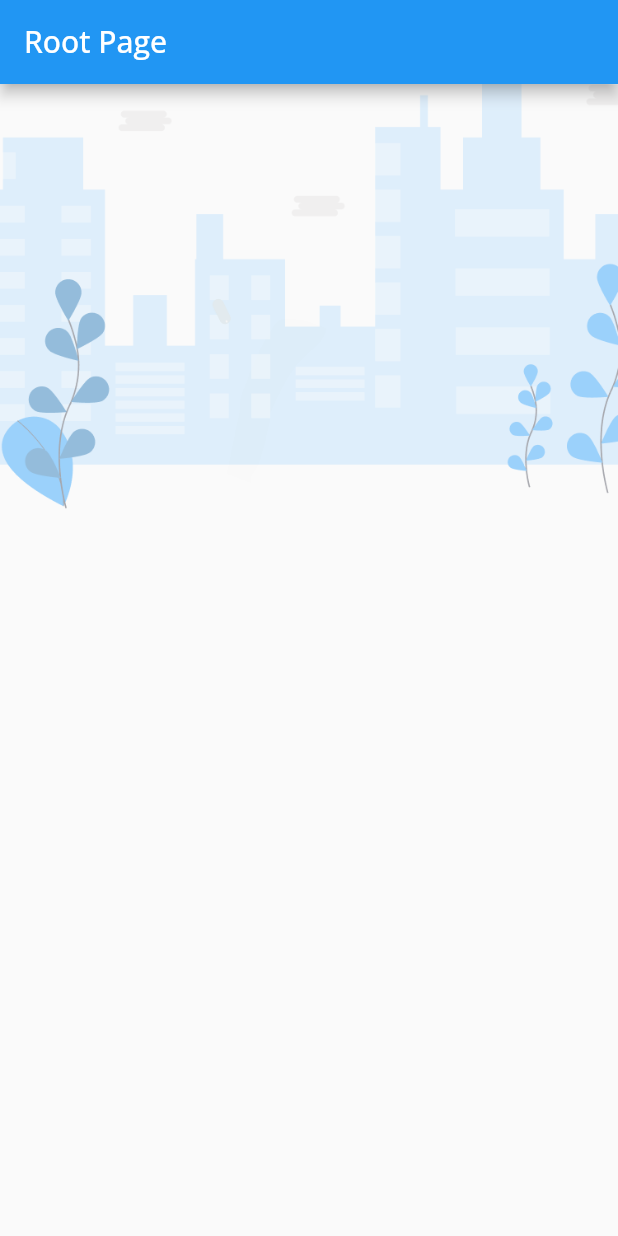
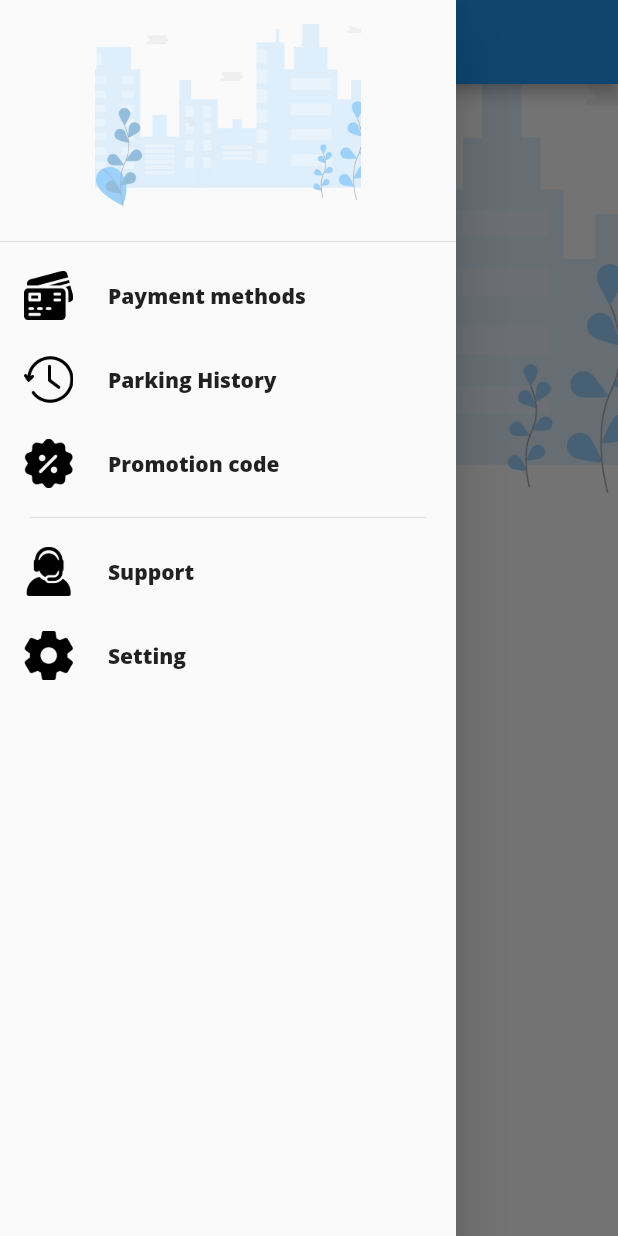
Before and after one commit to CNDvn/ParkingApp-Mobile, a Flutter app: the screen it shows after launch, with the side drawer open (before the commit the screen has no drawer), on a phone screen of 412 x 824 dp. Run offline on Flutter 3.47's test engine with Material 2 defaults, Android fonts, the phone set to English and light mode, and no system bars.

Commit message:
done UI menu drawer

```diff
--- a/lib/constants/assets_path.dart
+++ b/lib/constants/assets_path.dart
@@ -1,4 +1,9 @@
 class AssetPath {
   static const String prePath = "assets/images";
   static const String posterCity = '$prePath/city.png';
+  static const String promotions = '$prePath/promotions.png';
+  static const String creditCardPayment = '$prePath/creditCardPayment.png';
+  static const String history = '$prePath/history.png';
+  static const String customerService = '$prePath/customerService.png';
+  static const String setting = '$prePath/settings.png';
 }
--- a/lib/view/rootPage/root_page.dart
+++ b/lib/view/rootPage/root_page.dart
@@ -1,5 +1,6 @@
 import 'package:flutter/material.dart';
 import 'package:parkingappmobile/constants/assets_path.dart';
+import 'package:parkingappmobile/widgets/drawer/drawer.dart';
 
 class RootPage extends StatelessWidget {
   const RootPage({Key? key}) : super(key: key);
@@ -13,6 +14,7 @@ class RootPage extends StatelessWidget {
       body: Column(
         children: [Image.asset(AssetPath.posterCity)],
       ),
+      drawer: const DrawerDefault(),
     );
   }
 }
--- /dev/null
+++ b/lib/widgets/Drawer/drawer.dart
@@ -0,0 +1,101 @@
+import 'package:flutter/material.dart';
+import 'package:parkingappmobile/constants/assets_path.dart';
+
+class DrawerDefault extends StatelessWidget {
+  const DrawerDefault({Key? key}) : super(key: key);
+
+  @override
+  Widget build(BuildContext context) {
+    Size size = MediaQuery.of(context).size;
+    double sizeImage = size.width * 0.08;
+    return Drawer(
+        child: ListView(
+      children: [
+        DrawerHeader(
+          child: ClipRRect(
+            borderRadius: BorderRadius.circular(150 / 2),
+            child: Image.asset(
+              AssetPath.posterCity,
+              width: 100,
+              height: 100,
+            ),
+          ),
+        ),
+        ListTile(
+          leading: Image.asset(
+            AssetPath.creditCardPayment,
+            width: sizeImage,
+            height: sizeImage,
+          ),
+          title: const Text(
+            'Payment methods',
+            style: TextStyle(fontWeight: FontWeight.w900),
+          ),
+          onTap: () {
+            print("choose payment");
+          },
+        ),
+        ListTile(
+          leading: Image.asset(
+            AssetPath.history,
+            width: sizeImage,
+            height: sizeImage,
+          ),
+          title: const Text(
+            'Parking History',
+            style: TextStyle(fontWeight: FontWeight.w900),
+          ),
+          onTap: () {
+            print("Get history");
+          },
+        ),
+        ListTile(
+          leading: Image.asset(
+            AssetPath.promotions,
+            width: sizeImage,
+            height: sizeImage,
+          ),
+          title: const Text(
+            "Promotion code",
+            style: TextStyle(fontWeight: FontWeight.w900),
+          ),
+          onTap: () {
+            print("get promotion code");
+          },
+        ),
+        const Divider(
+          indent: 20,
+          endIndent: 20,
+        ),
+        ListTile(
+          leading: Image.asset(
+            AssetPath.customerService,
+            width: sizeImage,
+            height: sizeImage,
+          ),
+          title: const Text(
+            'Support',
+            style: TextStyle(fontWeight: FontWeight.w900),
+          ),
+          onTap: () {
+            print("View support");
+          },
+        ),
+        ListTile(
+          leading: Image.asset(
+            AssetPath.setting,
+            width: sizeImage,
+            height: sizeImage,
+          ),
+          title: const Text(
+            'Setting',
+            style: TextStyle(fontWeight: FontWeight.w900),
+          ),
+          onTap: () {
+            print("View Setting");
+          },
+        ),
+      ],
+    ));
+  }
+}
```
Also changed, not shown: assets/images/creditCardPayment.png (added), assets/images/customerService.png (added), assets/images/history.png (added), assets/images/promotions.png (added), assets/images/settings.png (added), 1 other file.
